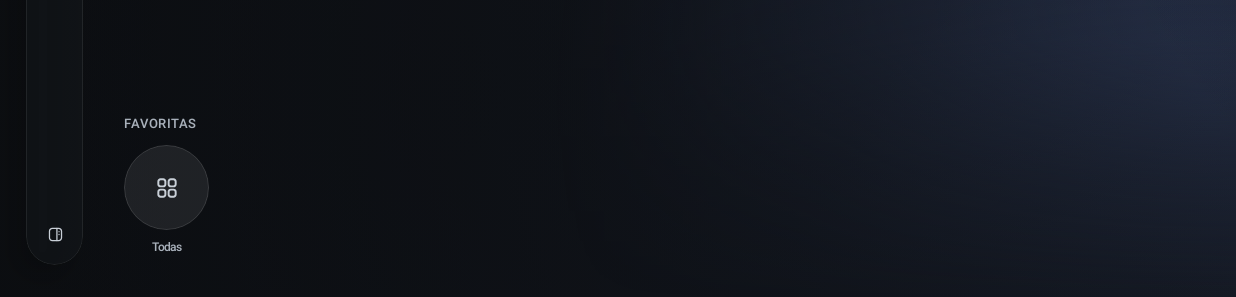
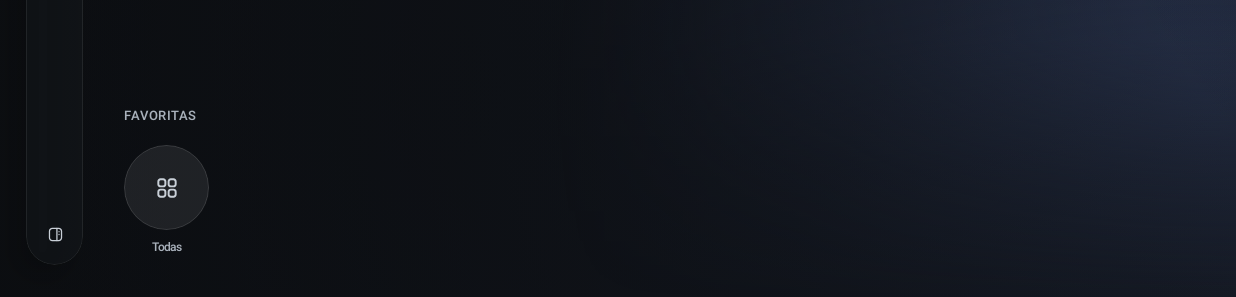
Before and after one commit to danielsacosta/tv-launcher, an Android app built with Jetpack Compose: the MainActivity screen opened directly, with no data from a screen before it, on a phone screen of 824 x 412 dp (held sideways). Shown: the part 318-615 px from the top of the screen. Run offline under Robolectric (Android 15) with nearby library versions, the phone set to English and light mode, and no system bars.

Commit message:
Más aire entre el título Favoritas y los íconos
La separación pasa de 22 a 34 px para que el título no quede pegado al aro del
ícono enfocado.

```diff
--- a/app/src/main/java/dev/tvlauncher/ui/HomeScreen.kt
+++ b/app/src/main/java/dev/tvlauncher/ui/HomeScreen.kt
@@ -194,7 +194,7 @@ fun HomeScreen(
 
         Column(
             Modifier.align(Alignment.BottomStart).padding(start = Layout.ContentStart, bottom = 56.dp),
-            verticalArrangement = Arrangement.spacedBy(22.dp),
+            verticalArrangement = Arrangement.spacedBy(34.dp),
         ) {
             Text(
                 "FAVORITAS", color = Palette.Muted, fontSize = 20.sp,
```
